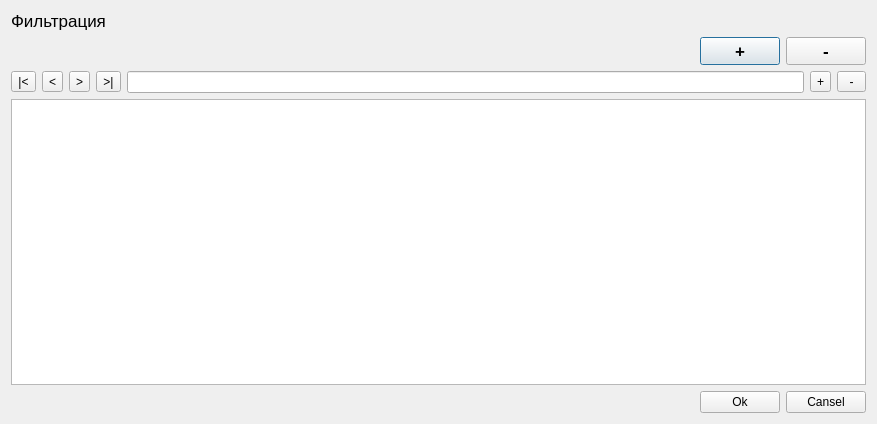
Corwinian/diagram-grant, file src/ui/TableWindow.ui: the form before one commit.
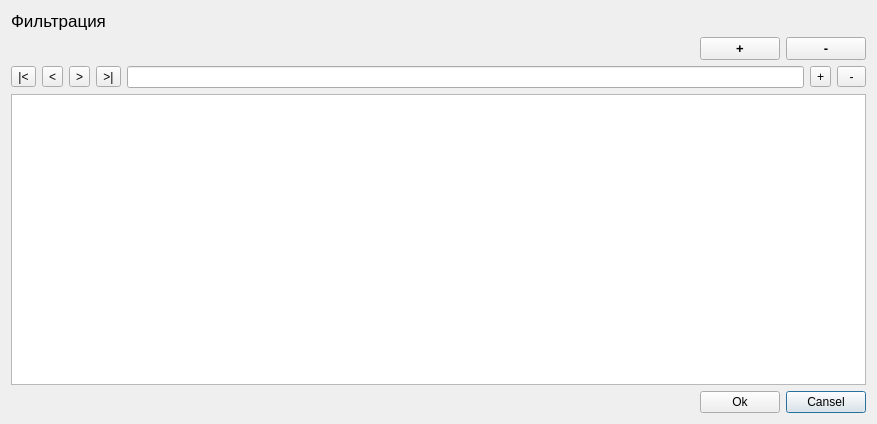
The form after the commit.

Commit message: удалил лишнее на форме TableWindow что бы нормально работала фильтрация (не решил только косяк чо при нажатиин энтр окно закрываеться)

What changed in the file:
```diff
--- a/src/ui/TableWindow.ui
+++ b/src/ui/TableWindow.ui
@@ -47,7 +47,7 @@
         <widget class="QPushButton" name="btnAddFiltr">
          <property name="font">
           <font>
-           <pointsize>13</pointsize>
+           <pointsize>10</pointsize>
            <weight>75</weight>
            <bold>true</bold>
           </font>
@@ -55,13 +55,16 @@
          <property name="text">
           <string>+</string>
          </property>
+         <property name="autoDefault">
+          <bool>false</bool>
+         </property>
         </widget>
        </item>
        <item>
         <widget class="QPushButton" name="btnDelFiltr">
          <property name="font">
           <font>
-           <pointsize>13</pointsize>
+           <pointsize>10</pointsize>
            <weight>75</weight>
            <bold>true</bold>
           </font>
@@ -69,6 +72,9 @@
          <property name="text">
           <string>-</string>
          </property>
+         <property name="autoDefault">
+          <bool>false</bool>
+         </property>
         </widget>
        </item>
       </layout>
@@ -157,6 +163,9 @@
        <property name="text">
         <string>Ok</string>
        </property>
+       <property name="autoDefault">
+        <bool>false</bool>
+       </property>
       </widget>
      </item>
      <item>
```
